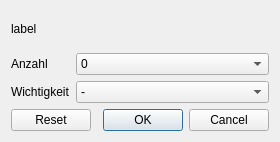
This is wz-data/ui/dialog_constraint_number.ui in gradgrind/WZ3 as Qt 5 draws it before an edit. The edited form follows.
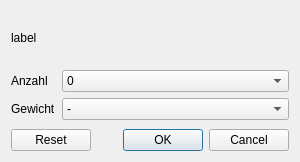
This is the edited form.

Commit message: Added MAXBLOCK teacher constraint handler (in editor)

```diff
--- a/wz-data/ui/dialog_constraint_number.ui
+++ b/wz-data/ui/dialog_constraint_number.ui
@@ -6,8 +6,8 @@
    <rect>
     <x>0</x>
     <y>0</y>
-    <width>280</width>
-    <height>142</height>
+    <width>300</width>
+    <height>162</height>
    </rect>
   </property>
   <property name="windowTitle">
@@ -92,7 +92,7 @@
      <item row="1" column="0">
       <widget class="QLabel" name="label_1">
        <property name="text">
-        <string>Wichtigkeit</string>
+        <string>Gewicht</string>
        </property>
       </widget>
      </item>
```
The commit also changes 1 other file.
